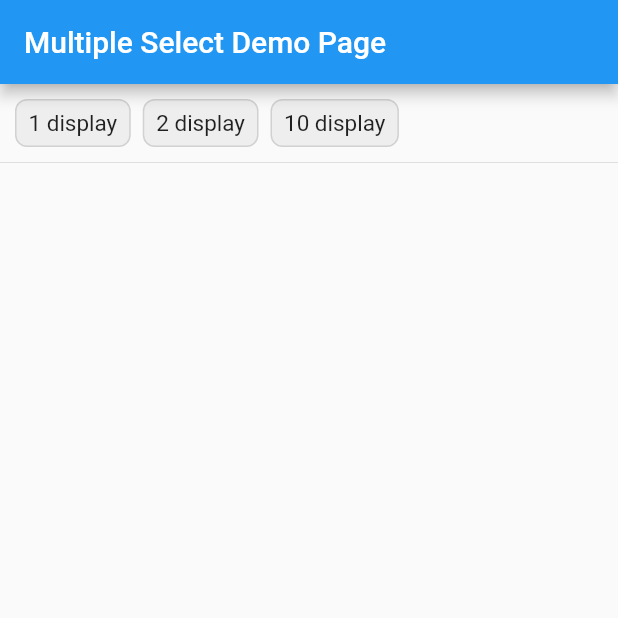
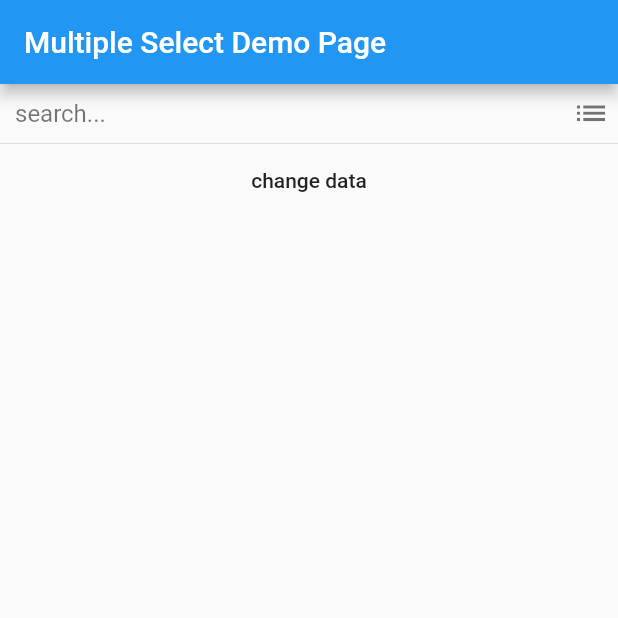
Before and after one commit to wu9007/multiple_select, a Flutter app: the screen it shows after launch, on a phone screen of 412 x 824 dp, the top half of it. Run offline on Flutter 3.47's test engine with Material 2 defaults, Android fonts, the phone set to English and light mode, and no system bars.

Commit message:
🙃fix a bug.

```diff
--- a/example/lib/multi_search_main.dart
+++ b/example/lib/multi_search_main.dart
@@ -4,15 +4,12 @@ import 'package:multiple_select/Item.dart';
 
 List<Item<num, String, String>> items = List.generate(
   150,
-      (index) =>
-      Item.build(
+  (index) => Item.build(
     value: index,
     display: '$index display',
     content: '$index content',
   ),
 );
-
-List<num> _initValue = [1, 2, 10];
 
 void main() => runApp(MyApp());
 
@@ -22,6 +19,8 @@ class MyApp extends StatefulWidget {
 }
 
 class MyAppState extends State<MyApp> {
+  List<num> _initValue = [];
+
   @override
   Widget build(BuildContext context) {
     return MaterialApp(
@@ -32,7 +31,9 @@ class MyAppState extends State<MyApp> {
         appBar: AppBar(
           title: Text('Multiple Select Demo Page'),
         ),
-        body: MultiFilterSelect(
+        body: Column(
+          children: <Widget>[
+            MultiFilterSelect(
               allItems: items,
               initValue: _initValue,
               placeholder: 'search...',
@@ -40,6 +41,20 @@ class MyAppState extends State<MyApp> {
                 print(selectedValue.length);
               },
             ),
+            MaterialButton(
+              child: Text('change data'),
+              onPressed: () {
+                this.setState(() {
+                  if (this._initValue != null && this._initValue.length > 0) {
+                    this._initValue = [];
+                  } else {
+                    this._initValue = [1, 2, 3];
+                  }
+                });
+              },
+            )
+          ],
+        ),
       ),
     );
   }
--- a/lib/multi_filter_select.dart
+++ b/lib/multi_filter_select.dart
@@ -35,13 +35,8 @@ class MultiFilterSelectState extends State<MultiFilterSelect> {
   List _selectedValue = [];
 
   @override
-  void initState() {
-    super.initState();
-    if (this.widget.initValue != null && this.widget.initValue.length > 0) this._selectedValue = this.widget.initValue;
-  }
-
-  @override
   Widget build(BuildContext context) {
+    if (this.widget.initValue != null) this._selectedValue = this.widget.initValue;
     return Opacity(
       opacity: this.widget.disabled ? 0.4 : 1,
       child: GestureDetector(
--- a/pubspec.yaml
+++ b/pubspec.yaml
@@ -1,6 +1,6 @@
 name: multiple_select
 description: A versatile and beautiful multi-drop-down component for App developers.
-version: 0.1.20
+version: 0.1.21
 author: Shusheng <leyansorosame@gmail.com>
 homepage: https://github.com/HunterVillage/multiple_select
 
```
Also changed, not shown: 2 other files. Lines whose indentation alone changed are shown as unchanged.
